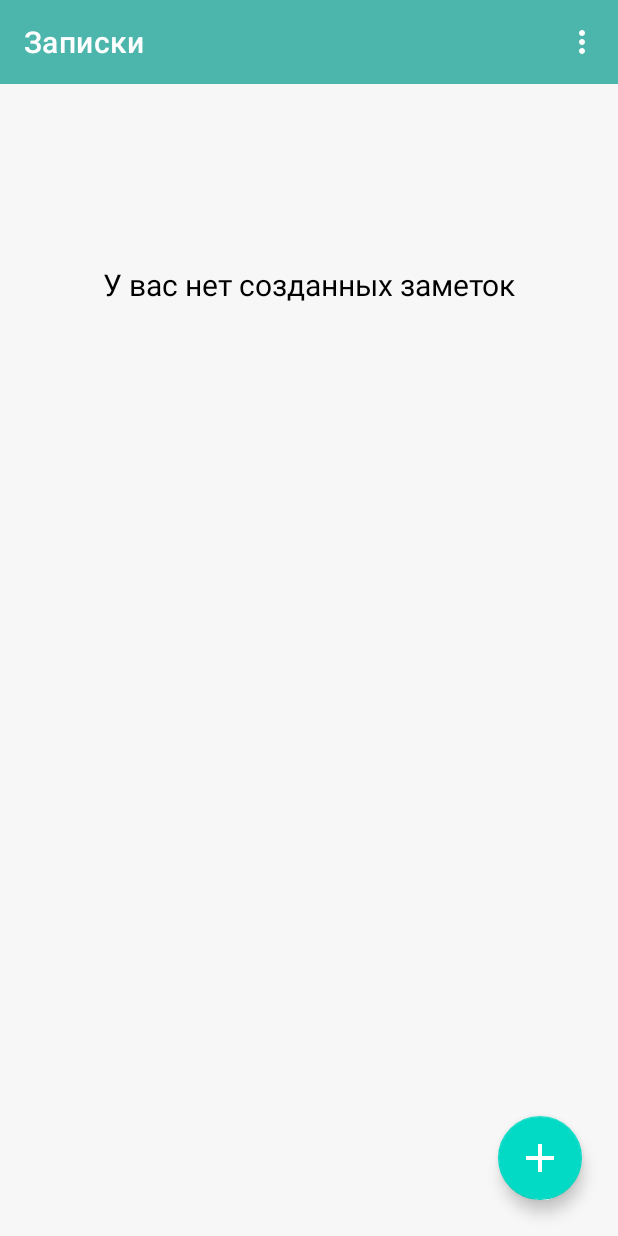
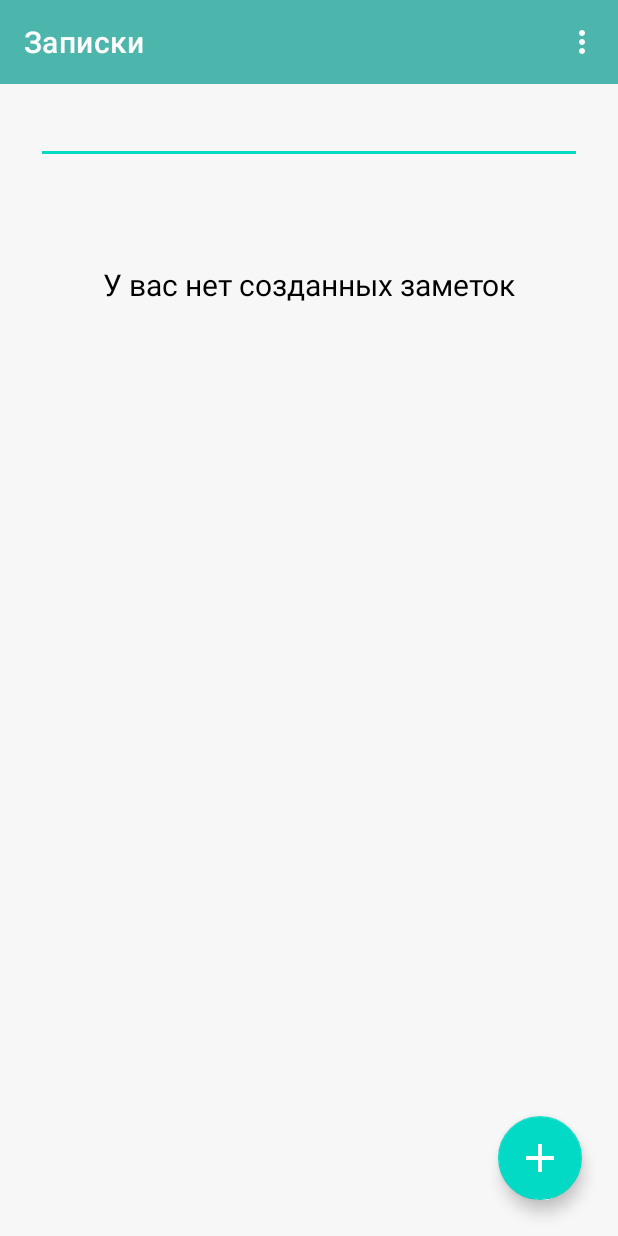
Before and after one commit to Baudi2/NoteApp, an Android app: the screen it shows after launch (MainActivity), on a phone screen of 412 x 824 dp. Run offline under Robolectric (Android 15) with nearby library versions, the phone set to English and light mode, and no system bars; our stand-ins replace Dagger/Hilt's generated code, Room's generated code, navigation-ui; Roboto replaces fonts that are not available here.

Commit message:
starting to add search

```diff
--- a/app/src/main/res/layout/note_main_fragment.xml
+++ b/app/src/main/res/layout/note_main_fragment.xml
@@ -3,8 +3,20 @@
     xmlns:app="http://schemas.android.com/apk/res-auto"
     xmlns:tools="http://schemas.android.com/tools"
     android:layout_width="match_parent"
+    android:background="@color/note_main_fragment_background_color"
     android:layout_height="match_parent"
     tools:context=".screens.main.ui.view.NoteMainFragment">
+
+    <EditText
+        android:id="@+id/note_main_search_edit_text"
+        android:layout_width="@dimen/size_zero"
+        android:layout_height="wrap_content"
+        app:layout_constraintTop_toTopOf="parent"
+        app:layout_constraintStart_toStartOf="parent"
+        app:layout_constraintEnd_toEndOf="parent"
+        android:layout_marginStart="@dimen/size_24"
+        android:layout_marginEnd="@dimen/size_24"
+        android:layout_marginTop="@dimen/size_8"/>
 
     <androidx.recyclerview.widget.RecyclerView
         android:id="@+id/note_main_recyclerView"
@@ -14,10 +26,11 @@
         android:backgroundTint="@color/note_main_fragment_background_color"
         android:clipToPadding="false"
         android:padding="@dimen/size_6"
+        android:layout_marginTop="@dimen/size_8"
         app:layout_constraintBottom_toBottomOf="parent"
         app:layout_constraintEnd_toEndOf="parent"
         app:layout_constraintStart_toStartOf="parent"
-        app:layout_constraintTop_toTopOf="parent"
+        app:layout_constraintTop_toBottomOf="@id/note_main_search_edit_text"
         tools:listitem="@layout/note_item" />
 
     <TextView
```
Also changed, not shown: app/src/main/res/drawable/rounded_corner_drawable.xml (added, +14 -0 lines).
